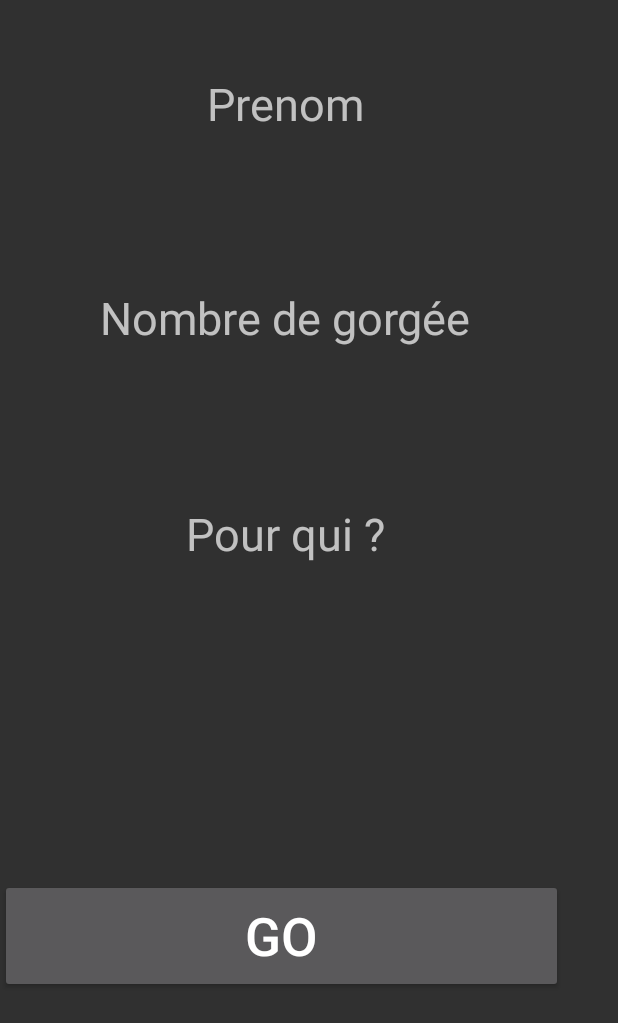
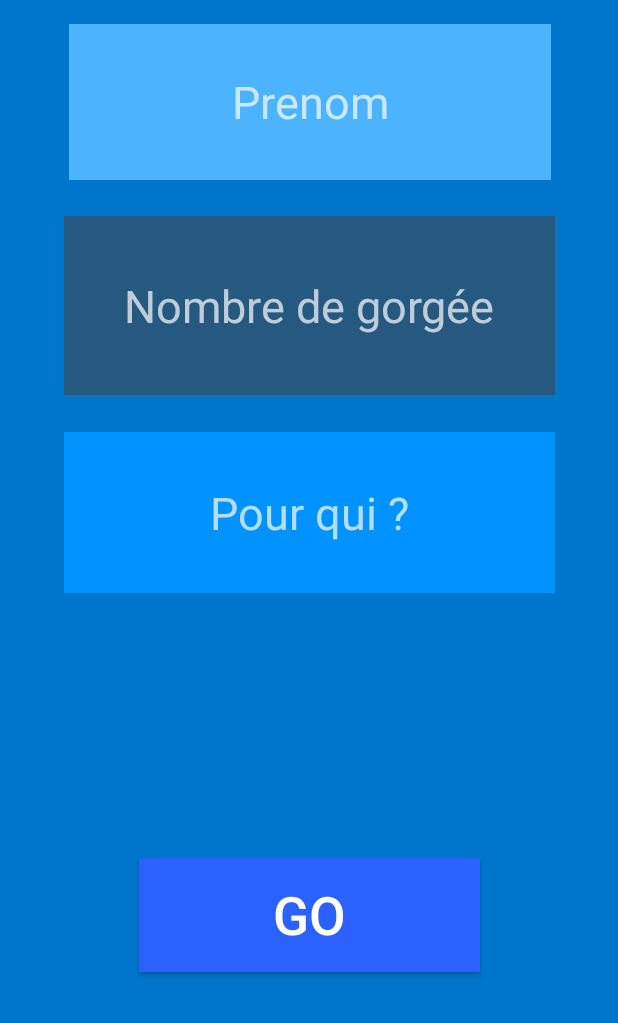
Before and after one commit to audebeco/ProjetKasiDrunk, an Android app: the RouletteActivity screen opened directly, with no data from a screen before it, on a phone screen of 412 x 824 dp. Shown: the top 1023 px of the screen. Run offline under Robolectric (Android 15) with nearby library versions, the phone set to English and light mode, and no system bars; Roboto replaces fonts that are not available here.

Commit message:
fin de chantier

```diff
--- a/app/src/main/java/com/example/caudeber/newyearapp/RouletteActivity.java
+++ b/app/src/main/java/com/example/caudeber/newyearapp/RouletteActivity.java
@@ -2,6 +2,7 @@ package com.example.caudeber.newyearapp;
 
 import android.content.Context;
 import android.content.Intent;
+import android.graphics.Color;
 import android.support.v7.app.AppCompatActivity;
 import android.os.Bundle;
 import android.view.View;
@@ -39,6 +40,8 @@ public class RouletteActivity extends AppCompatActivity {
         super.onCreate(savedInstanceState);
         setContentView(R.layout.activity_main_roulette);
         btn = (Button) findViewById(R.id.button);
+        btn.setBackgroundColor(Color.parseColor("#2B62FF"));
+
         TextView listePrenom = findViewById(R.id.listePrenom);
         TextView nbrgorgee = findViewById(R.id.gorgee);
         TextView param = findViewById(R.id.param);
@@ -55,7 +58,6 @@ public class RouletteActivity extends AppCompatActivity {
         Collections.shuffle(Listparam);
         Collections.shuffle(nombresgorgees);
         Collections.shuffle(joueurs);
-
 
         btn.setOnClickListener(new View.OnClickListener(){
             @Override
--- a/app/src/main/res/layout/activity_main_roulette.xml
+++ b/app/src/main/res/layout/activity_main_roulette.xml
@@ -4,48 +4,70 @@
     xmlns:app="http://schemas.android.com/apk/res-auto"
     xmlns:tools="http://schemas.android.com/tools"
     android:layout_width="match_parent"
-    android:layout_height="match_parent">
+    android:layout_height="match_parent"
+    android:background="@color/principal">
+
 
     <TextView
         android:id="@+id/listePrenom"
-        android:layout_width="380dp"
-        android:layout_height="135dp"
-        android:layout_marginTop="1dp"
+        android:layout_width="321dp"
+        android:layout_height="104dp"
+        android:layout_marginStart="8dp"
+        android:layout_marginTop="16dp"
+        android:layout_marginEnd="8dp"
+        android:background="@color/colorPrimary"
         android:gravity="center"
+
         android:text="Prenom"
         android:textSize="30sp"
+        app:layout_constraintEnd_toEndOf="parent"
+        app:layout_constraintHorizontal_bias="0.51"
+        app:layout_constraintStart_toStartOf="parent"
         app:layout_constraintTop_toTopOf="parent" />
 
     <TextView
         android:id="@+id/param"
-        android:layout_width="380dp"
-        android:layout_height="135dp"
+        android:layout_width="327dp"
+        android:layout_height="107dp"
+        android:layout_marginStart="8dp"
         android:layout_marginTop="288dp"
+        android:layout_marginEnd="8dp"
+        android:background="@color/bloc2"
         android:gravity="center"
         android:text="Pour qui ?"
         android:textSize="30sp"
-
+        app:layout_constraintEnd_toEndOf="parent"
+        app:layout_constraintStart_toStartOf="parent"
         app:layout_constraintTop_toTopOf="parent" />
 
     <TextView
         android:id="@+id/gorgee"
-        android:layout_width="380dp"
-        android:layout_height="135dp"
+        android:layout_width="327dp"
+        android:layout_height="119dp"
+        android:layout_marginStart="8dp"
         android:layout_marginTop="144dp"
+        android:layout_marginEnd="8dp"
+        android:background="@color/bloc3"
         android:gravity="center"
         android:text="Nombre de gorgée"
         android:textSize="30sp"
+        app:layout_constraintEnd_toEndOf="parent"
+        app:layout_constraintStart_toStartOf="parent"
         app:layout_constraintTop_toTopOf="parent" />
 
     <Button
         android:id="@+id/button"
-        android:layout_width="375dp"
+        android:layout_width="227dp"
         android:layout_height="76dp"
+        android:layout_marginStart="8dp"
         android:layout_marginTop="8dp"
+        android:layout_marginEnd="8dp"
         android:layout_marginBottom="8dp"
         android:text="GO"
         android:textSize="35sp"
         app:layout_constraintBottom_toBottomOf="parent"
+        app:layout_constraintEnd_toEndOf="parent"
+        app:layout_constraintStart_toStartOf="parent"
         app:layout_constraintTop_toBottomOf="@+id/param" />
 
 
--- a/app/src/main/res/values/colors.xml
+++ b/app/src/main/res/values/colors.xml
@@ -1,9 +1,13 @@
 <?xml version="1.0" encoding="utf-8"?>
 <resources>
-    <color name="colorPrimary">#0075CC</color>
+    <color name="colorPrimary">#4CB3FF</color>
+    <color name="bloc2">#0092FF</color>
+    <color name="bloc3">#26597F</color>
+
     <color name="colorPrimaryDark">#0075CC</color>
     <color name="colorAccent">#D81B60</color>
     <color name="principal">#0075CC</color>
-    <color name="secondaire">#8EB2AE</color>
+    <color name="secondaire">#e7d9b3</color>
     <color name="tertiaire">#FF2100</color>
+
 </resources>
```
